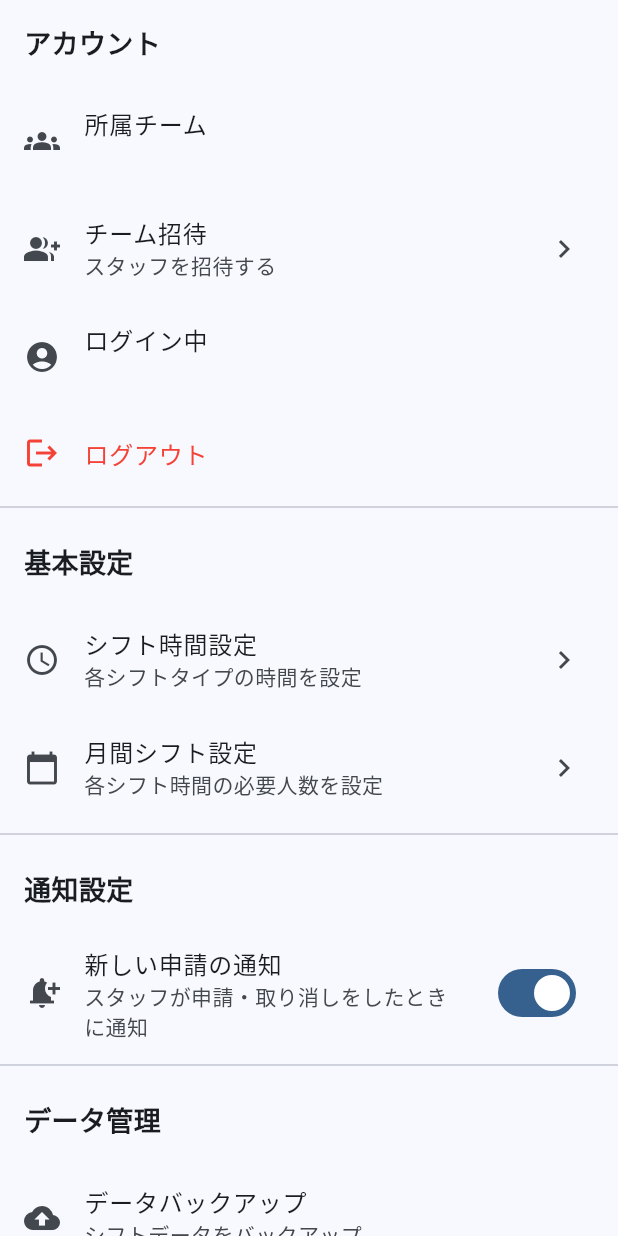
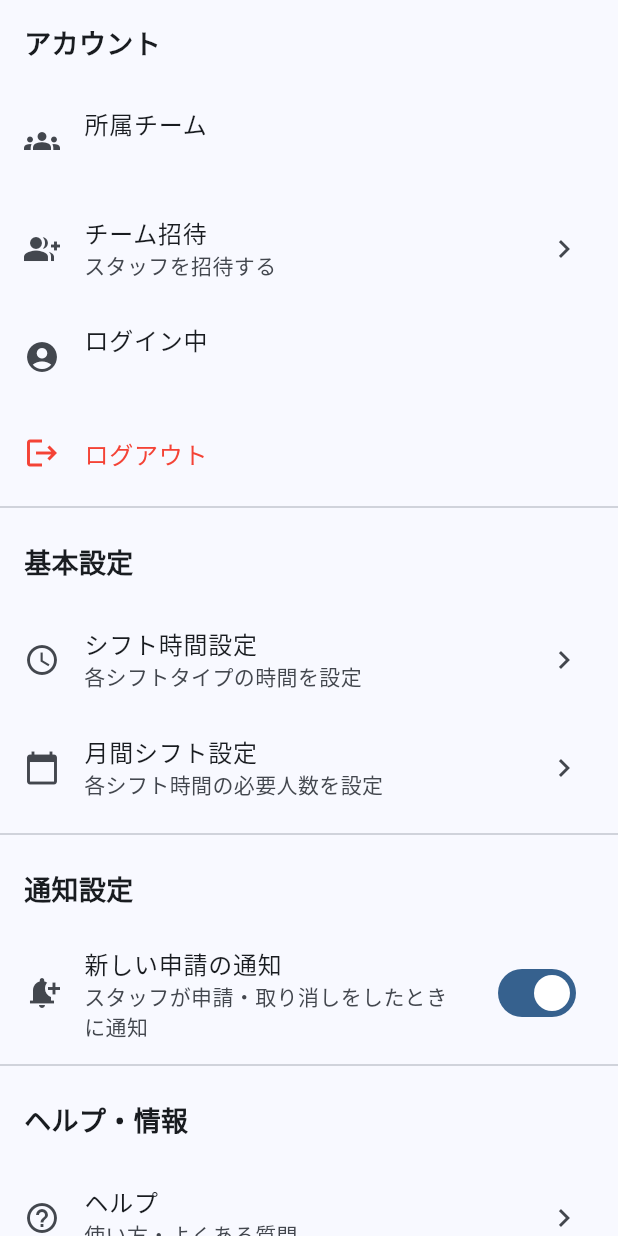
Before and after one commit to shi-takahashi/shift_kobo, a Flutter app: the SettingsScreen widget shown alone on an empty page, opened directly with empty values, on a phone screen of 412 x 824 dp. Run offline on Flutter 3.47's test engine with Material 3 defaults, Android fonts, the phone set to English and light mode, and no system bars; our stand-ins replace cloud_firestore, cloud_functions, file_picker, firebase_auth, firebase_core, firebase_messaging and 9 more; missing offline and left inert: excel, holiday_jp; accounts and stored records are empty; network calls fail.

Commit message:
バックアップ機能を削除

```diff
--- a/lib/screens/help_screen.dart
+++ b/lib/screens/help_screen.dart
@@ -299,8 +299,8 @@ class HelpScreen extends StatelessWidget {
                   'ホーム画面の「シフト表」タブ > PNG保存またはExcel出力を選択',
                 ),
                 _buildHowToItem(
-                  'データをバックアップする',
-                  'その他 > データバックアップ > バックアップファイルを保存',
+                  'スタッフの休み希望を承認・却下する',
+                  'ホーム画面の「スタッフ」タブ > 承認待ちバナーをタップ > 申請一覧から承認または却下\n※ スタッフが休み希望を申請すると通知されます（Android版のみ）',
                 ),
               ],
             ),
--- a/lib/screens/settings_screen.dart
+++ b/lib/screens/settings_screen.dart
@@ -265,33 +265,6 @@ class _SettingsScreenState extends State<SettingsScreen> {
           const Divider(),
         ],
 
-        // 管理者のみデータ管理を表示
-        if (widget.appUser.isAdmin) ...[
-          const Padding(
-            padding: EdgeInsets.all(16.0),
-            child: Text(
-              'データ管理',
-              style: TextStyle(
-                fontSize: 18,
-                fontWeight: FontWeight.bold,
-              ),
-            ),
-          ),
-          ListTile(
-            leading: const Icon(Icons.backup),
-            title: const Text('データバックアップ'),
-            subtitle: const Text('シフトデータをバックアップ'),
-            onTap: () => _showBackupDialog(context),
-          ),
-          ListTile(
-            leading: const Icon(Icons.restore),
-            title: const Text('データ復元'),
-            subtitle: _isRestoring ? const Text('復元中...') : const Text('バックアップからデータを復元'),
-            enabled: !_isRestoring,
-            onTap: _isRestoring ? null : () => _showRestoreDialog(context),
-          ),
-          const Divider(),
-        ],
         const Padding(
           padding: EdgeInsets.all(16.0),
           child: Text(
@@ -331,7 +304,6 @@ class _SettingsScreenState extends State<SettingsScreen> {
                     '• シフト自動割り当て\n'
                     '• スタッフ管理\n'
                     '• カレンダー表示\n'
-                    '• データバックアップ・復元\n'
                     '• 設定カスタマイズ',
                     style: TextStyle(fontSize: 14),
                   ),
```
Also changed, not shown: 1 other file.
